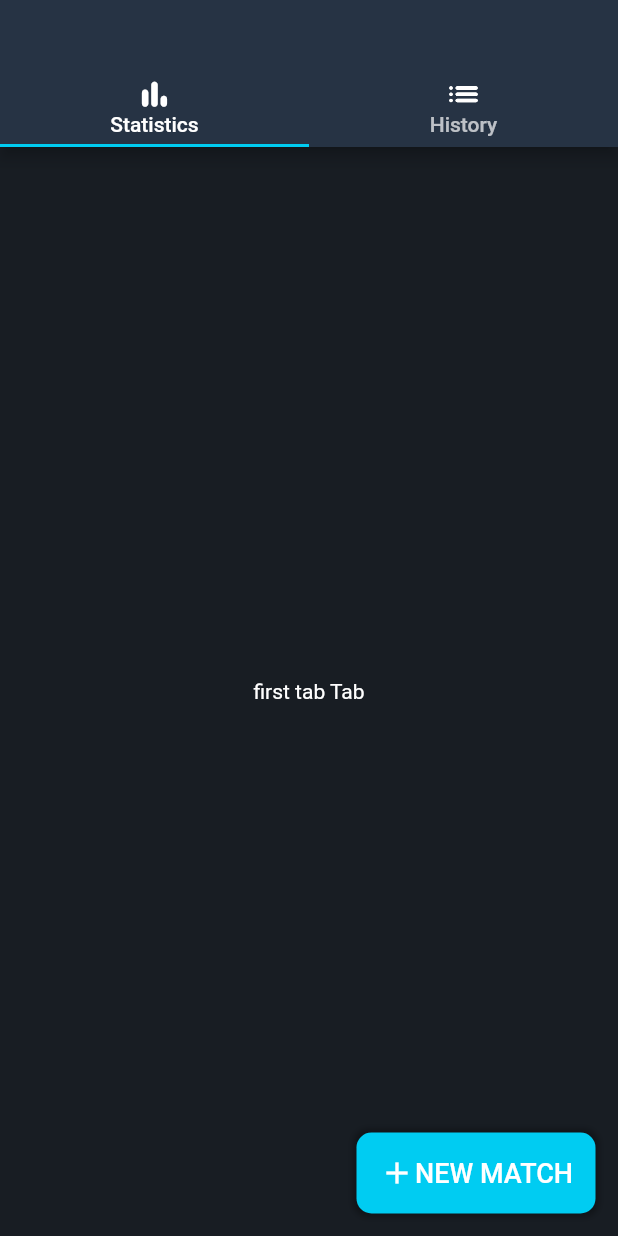
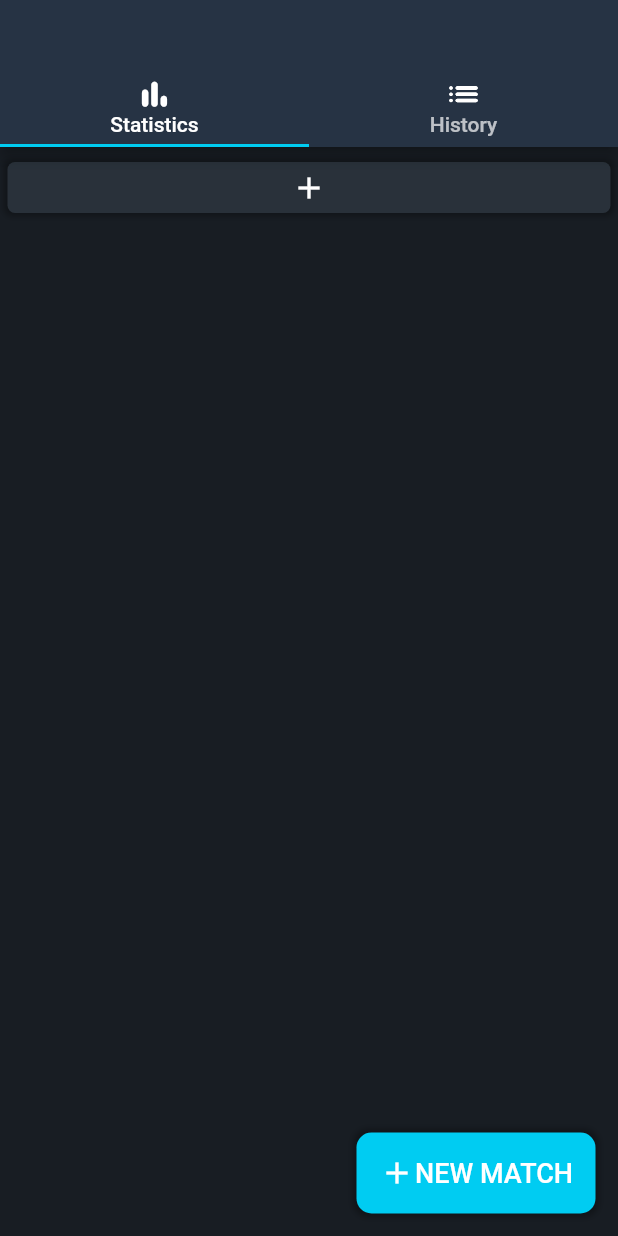
Before and after one commit to Spatenfe/schafkopf_app, a Flutter app: the screen it shows after launch, on a phone screen of 412 x 824 dp. Run offline on Flutter 3.47's test engine with Material 2 defaults, Android fonts, the phone set to English and light mode, and no system bars; statements that could not run were skipped.

Commit message:
player add button

```diff
--- /dev/null
+++ b/lib/saddplayerbutton.dart
@@ -0,0 +1,38 @@
+import 'package:flutter/cupertino.dart';
+import 'package:flutter/material.dart';
+import 'package:schafkopf_app/shadow.dart';
+import 'package:schafkopf_app/spagestats.dart';
+import 'package:schafkopf_app/splayerbar.dart';
+
+class SAddPlayerButton extends StatelessWidget {
+  Color playerbar = Color(0xFF29313A);
+  @override
+  Widget build(BuildContext context) {
+    return InkWell(
+      onTap: () {
+        action();
+      },
+      splashColor: Colors.transparent,
+      highlightColor: Colors.transparent,
+      child: Container(
+        width: MediaQuery. of(context). size. width,
+        margin: EdgeInsets.only(top: 10, right: 5, left: 5),
+        padding: EdgeInsets.all(5),
+        decoration: BoxDecoration(
+          boxShadow: [SShadow()],
+          borderRadius: BorderRadius.all(Radius.circular(5)),
+          color: playerbar,
+        ),
+        child: Icon(
+          Icons.add,
+          size: IconTheme.of(context).size,
+        ),
+      ),
+    );
+  }
+
+  action() {
+    print("add");
+    SPageStats.playerlist.add(SPlayerBar("Player1"));
+  }
+}
--- a/lib/stabbar.dart
+++ b/lib/stabbar.dart
@@ -1,5 +1,6 @@
 import 'package:flutter/cupertino.dart';
 import 'package:flutter/material.dart';
+import 'package:schafkopf_app/saddplayerbutton.dart';
 import 'package:schafkopf_app/spagestats.dart';
 
 class STabBar extends StatelessWidget {
@@ -8,6 +9,7 @@ class STabBar extends StatelessWidget {
   double iconSize;
   Color tabColor;
   Color iconColor;
+  SPageStats lsit = SPageStats();
   TextStyle headline1;
   List<Tab> tabs_header = <Tab>[];
   STabBar(Color color, double iSize, Color iColor, TextStyle hline1) {
@@ -52,8 +54,12 @@ class STabBar extends StatelessWidget {
   }
   List<Tab> tabs_content = <Tab>[
     Tab(
-      text: "first tab",
-      child: SPageStats(),
+      child: Column(
+        children: [
+          SPageStats(),
+          SAddPlayerButton(),
+        ],
+        )
     ),
     Tab(
       text: "second tab",
@@ -85,10 +91,7 @@ class STabBar extends StatelessWidget {
           body: TabBarView(
             children: tabs_content.map((Tab tab) {
               return Center(
-                child: Text(
-                  tab.text + ' Tab',
-                  style: Theme.of(context).textTheme.headline1,
-                ),
+                  child: tab.child,
               );
             }).toList(),
           ),
```
Also changed, not shown: lib/spagestats.dart (+10 -4 lines), lib/splayerbar.dart (+41 -1 lines).
